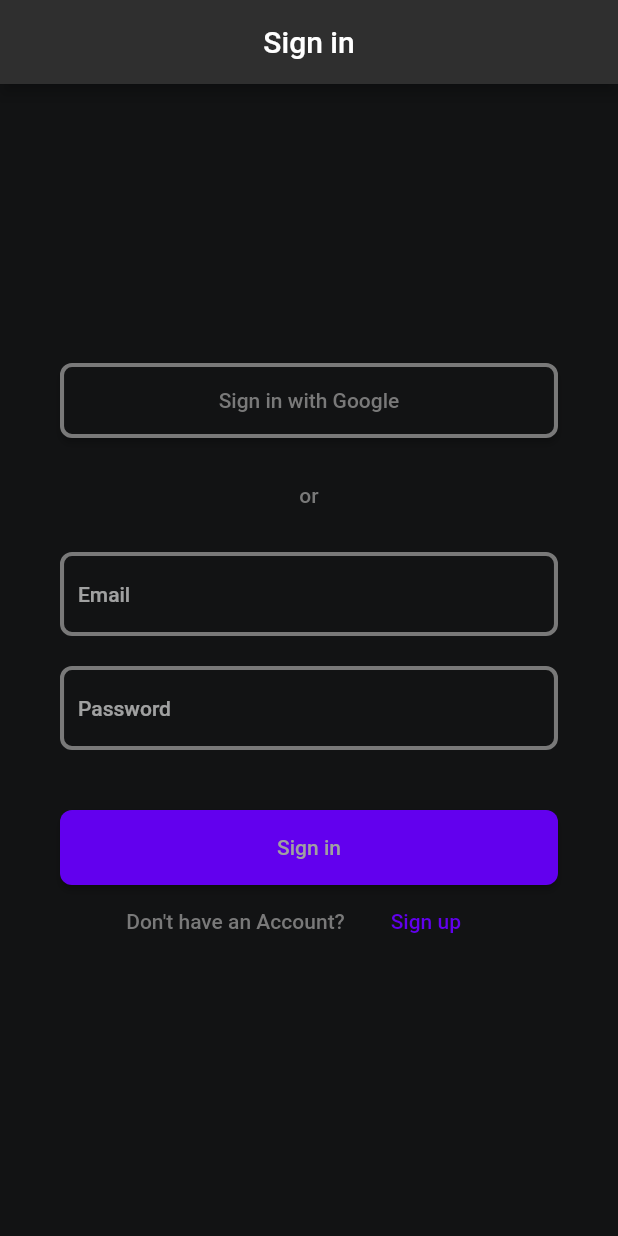
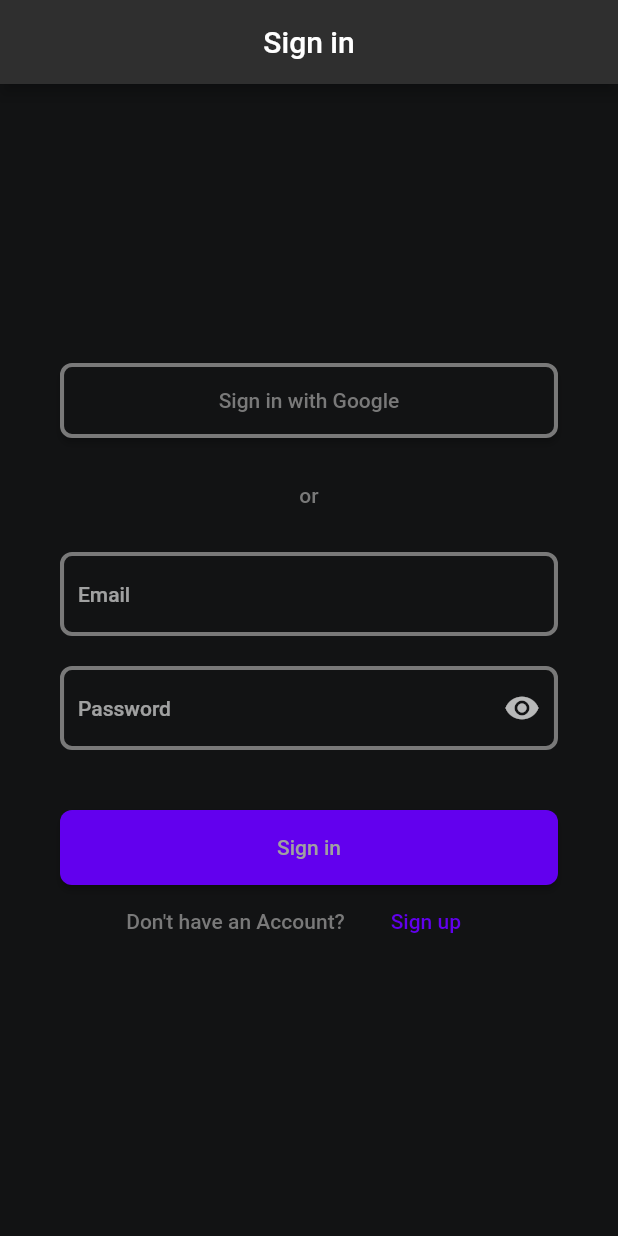
Before and after one commit to Hiebeler/Debt-Manager, a Flutter app: the screen it shows after launch, after a tap on "Sign in", on a phone screen of 412 x 824 dp. Run offline on Flutter 3.47's test engine with Material 2 defaults, Android fonts, the phone set to English and light mode, and no system bars; our stand-ins replace charts_flutter, cloud_firestore, firebase_auth, firebase_core, firebase_storage, fluttertoast and 5 more; accounts and stored records are empty.

Commit message:
password able to change visibility in signIn and signup, profile picture to cover

```diff
--- a/lib/authentication/sign_in.dart
+++ b/lib/authentication/sign_in.dart
@@ -9,12 +9,22 @@ import 'package:google_sign_in/google_sign_in.dart';
 
 import '/generated/l10n.dart';
 
-class SignIn extends StatelessWidget {
+class SignIn extends StatefulWidget {
   SignIn({Key? key}) : super(key: key);
 
+  @override
+  State<SignIn> createState() => _SignInState();
+}
+
+class _SignInState extends State<SignIn> {
   String email = "";
+
   String password = "";
+
   final FirebaseAuth _auth = FirebaseAuth.instance;
+
+  bool _isHidden = true;
+
   final GoogleSignIn _googleSignIn = GoogleSignIn();
 
   get user => _auth.currentUser;
@@ -52,6 +62,12 @@ class SignIn extends StatelessWidget {
     );
   }
 
+  void _togglePasswordView() {
+    setState(() {
+      _isHidden = !_isHidden;
+    });
+  }
+
   @override
   Widget build(BuildContext context) {
     return Scaffold(
@@ -76,12 +92,16 @@ class SignIn extends StatelessWidget {
                       Expanded(
                         child: ElevatedButton(
                           onPressed: () => {
-                            AuthWithGoogle().signInwithGoogle().then((value) => {
+                            AuthWithGoogle()
+                                .signInwithGoogle()
+                                .then((value) => {
                                       if (value)
                                         {
                                           Navigator.of(context).pushReplacement(
                                               MaterialPageRoute(
-                                              builder: (context) => Home(isFriendsDebts: false,)))
+                                                  builder: (context) => Home(
+                                                        isFriendsDebts: false,
+                                                      )))
                                         }
                                     })
                           },
@@ -127,9 +147,17 @@ class SignIn extends StatelessWidget {
                           Theme.of(context).inputDecorationTheme.enabledBorder,
                       focusedBorder:
                           Theme.of(context).inputDecorationTheme.focusedBorder,
+                      suffixIcon: InkWell(
+                        onTap: _togglePasswordView,
+                        child: Icon(
+                          _isHidden
+                              ? Icons.visibility
+                              : Icons.visibility_off,
+                        ),
+                      ),
                     ),
                     style: Theme.of(context).textTheme.bodyText1,
-                    obscureText: true,
+                    obscureText: _isHidden,
                   ),
                   const SizedBox(height: 40),
                   Row(
@@ -141,9 +169,11 @@ class SignIn extends StatelessWidget {
                                   print(value),
                                   if (value == true)
                                     {
-                                      Navigator.of(context).pushReplacement(
-                                          MaterialPageRoute(
-                                              builder: (context) => Home(isFriendsDebts: false,)))
+                                      Navigator.of(context)
+                                          .pushReplacement(MaterialPageRoute(
+                                              builder: (context) => Home(
+                                                    isFriendsDebts: false,
+                                                  )))
                                     }
                                 }),
                           },
--- a/lib/authentication/sign_up.dart
+++ b/lib/authentication/sign_up.dart
@@ -32,6 +32,7 @@ class _SignUpState extends State<SignUp> {
   String password = "";
 
   String confpassword = "";
+  bool _isHidden = true;
 
   Color usernameBorderColor = const Color.fromRGBO(121, 121, 121, 1);
 
@@ -88,7 +89,6 @@ class _SignUpState extends State<SignUp> {
   //SIGN UP METHOD
   Future<bool> signUp(BuildContext context) async {
     bool worked = false;
-
     bool parametersAreRight = await checkIfParametersAreRight(context);
     if (!parametersAreRight) {
       return false;
@@ -122,6 +122,12 @@ class _SignUpState extends State<SignUp> {
       return true;
     }
     return false;
+  }
+
+  void _togglePasswordView() {
+    setState(() {
+      _isHidden = !_isHidden;
+    });
   }
 
   @override
@@ -245,9 +251,15 @@ class _SignUpState extends State<SignUp> {
                         Theme.of(context).inputDecorationTheme.enabledBorder,
                     focusedBorder:
                         Theme.of(context).inputDecorationTheme.focusedBorder,
+                    suffixIcon: InkWell(
+                      onTap: _togglePasswordView,
+                      child: Icon(
+                        _isHidden ? Icons.visibility : Icons.visibility_off,
+                      ),
+                    ),
                   ),
                   style: Theme.of(context).textTheme.bodyText1,
-                  obscureText: true,
+                  obscureText: _isHidden,
                 ),
                 const SizedBox(height: 20),
                 TextField(
@@ -260,9 +272,15 @@ class _SignUpState extends State<SignUp> {
                         Theme.of(context).inputDecorationTheme.enabledBorder,
                     focusedBorder:
                         Theme.of(context).inputDecorationTheme.focusedBorder,
+                    suffixIcon: InkWell(
+                      onTap: _togglePasswordView,
+                      child: Icon(
+                        _isHidden ? Icons.visibility : Icons.visibility_off,
+                      ),
+                    ),
                   ),
                   style: Theme.of(context).textTheme.bodyText1,
-                  obscureText: true,
+                  obscureText: _isHidden,
                 ),
                 const SizedBox(height: 40),
                 Row(
--- a/lib/home/friends/profile_picture.dart
+++ b/lib/home/friends/profile_picture.dart
@@ -35,7 +35,7 @@ class ProfilePicture extends StatelessWidget {
                   decoration: BoxDecoration(
                       shape: BoxShape.circle,
                       image: DecorationImage(
-                          fit: BoxFit.fill,
+                          fit: BoxFit.cover,
                           image: NetworkImage(snapshot.data.toString()))));
             }
           });
```
Lines whose indentation alone changed are shown as unchanged.
